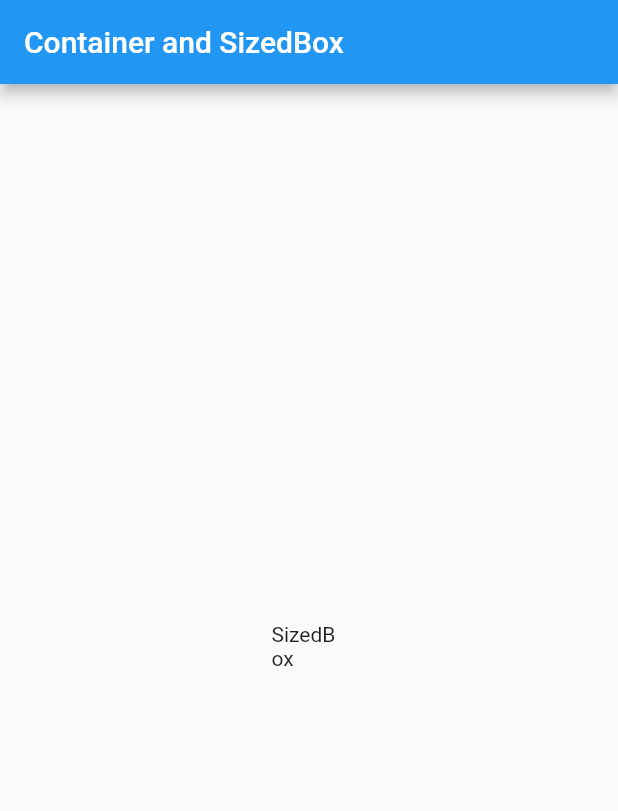
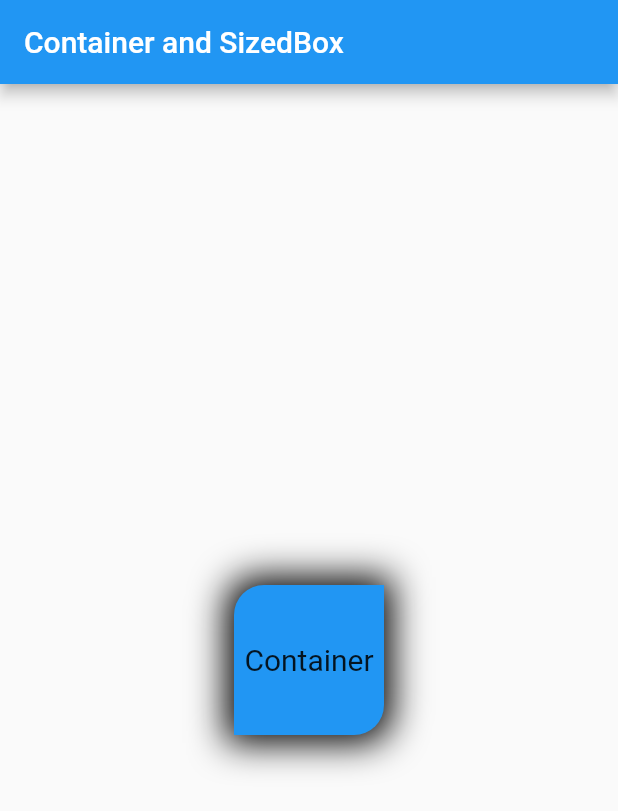
Before and after one commit to goimmence/immencers-app, a Flutter app: the screen it shows after launch, on a phone screen of 412 x 824 dp. Shown: the top 811 px of the screen. Run offline on Flutter 3.47's test engine with Material 2 defaults, Android fonts, the phone set to English and light mode, and no system bars.

Commit message:
build: add container
- Use Container, BoxDecoration, BorderRadious, BoxShadow

```diff
--- a/lib/widgets/container_sized.dart
+++ b/lib/widgets/container_sized.dart
@@ -10,11 +10,41 @@ class ContainerSized extends StatelessWidget {
         // backgroundColor: Colors.red,
         title: const Text("Container and SizedBox"),
       ),
-      body: const Center(
-        child: SizedBox(
-          height: 50,
-          width: 50,
-          child: Text("SizedBox"),
+      body: Center(
+        child: Container(
+          height: 100,
+          width: 100,
+          decoration: const BoxDecoration(
+            color: Colors.blue,
+            // shape: BoxShape.circle,
+            // borderRadius: BorderRadius.circular(20),
+            borderRadius: BorderRadius.only(
+              topLeft: Radius.circular(20),
+              bottomRight: Radius.circular(20),
+            ),
+            boxShadow: [
+              BoxShadow(
+                blurRadius: 20,
+                spreadRadius: 5,
+                color: Colors.black,
+              ),
+            ],
+          ),
+          child: const Center(
+            child: Text(
+              "Container",
+              style: TextStyle(
+                fontSize: 20,
+              ),
+            ),
+          ),
+          // const Center(
+          //   child: SizedBox(
+          //     height: 50,
+          //     width: 50,
+          //     child: Text("SizedBox"),
+          //   ),
+          // ),
         ),
       ),
     );
```
Also changed, not shown: 1 other file.
